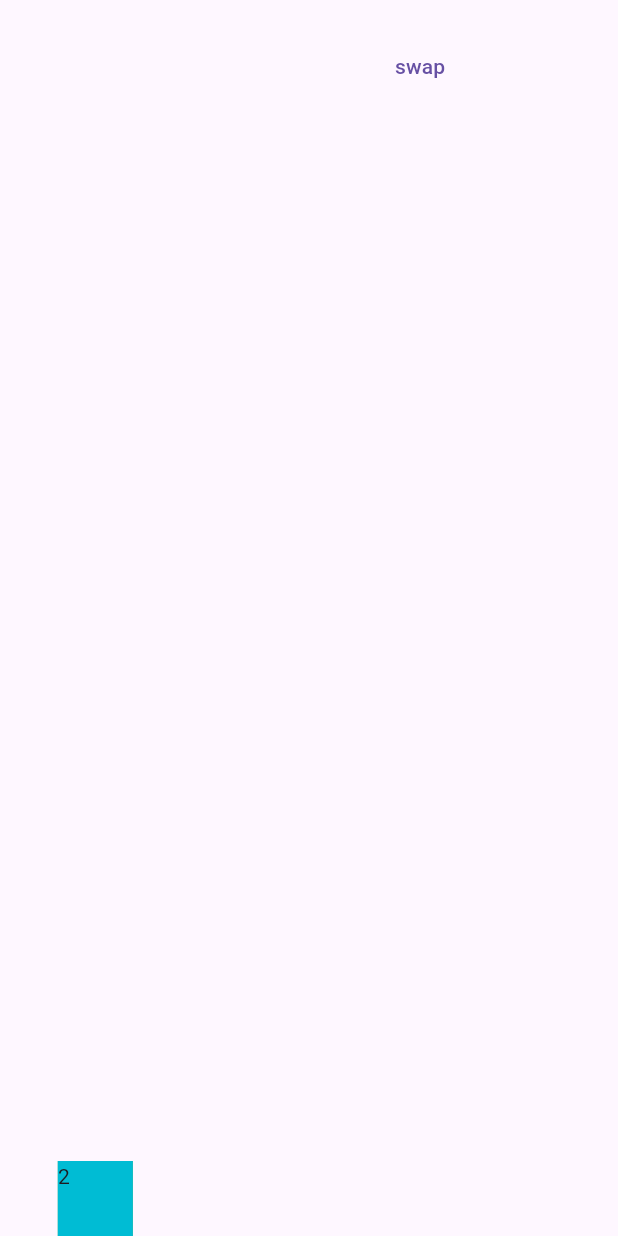
After one commit to LarzlRael/chemistry_app, a Flutter app: the AnimationTest screen opened by its route, on a phone screen of 412 x 824 dp. The commit adds this screen. Run offline on Flutter 3.47's test engine with Material 3 defaults, Android fonts, the phone set to English and light mode, and no system bars; our stand-ins replace flip_card, flutter_hooks, flutter_riverpod, font_awesome_flutter, go_router, google_fonts and 2 more.

Commit message:
Add new animation test page

```diff
--- a/lib/models/models.dart
+++ b/lib/models/models.dart
@@ -1,8 +1,3 @@
-import 'dart:math';
-
-import 'package:collection/collection.dart';
-import 'package:flutter/material.dart';
-import 'package:templat_project/data/periodic_table_data.dart';
 import 'package:templat_project/utils/utils.dart';
 
 part 'periodic_table_element_model.dart';
--- /dev/null
+++ b/lib/pages/animation_test.dart
@@ -0,0 +1,139 @@
+// ignore_for_file: public_member_api_docs, sort_constructors_first
+part of 'pages.dart';
+
+class GlobalKeySwap {
+  final GlobalKey key;
+  final double x;
+  final double y;
+  GlobalKeySwap({
+    required this.key,
+    required this.x,
+    required this.y,
+  });
+
+  GlobalKeySwap copyWith({
+    GlobalKey? key,
+    double? x,
+    double? y,
+  }) {
+    return GlobalKeySwap(
+      key: key ?? this.key,
+      x: x ?? this.x,
+      y: y ?? this.y,
+    );
+  }
+}
+
+class AnimationTest extends HookWidget {
+  const AnimationTest({super.key});
+  static const routeName = 'animation_test';
+  @override
+  Widget build(BuildContext context) {
+    final _containerKey = useState<GlobalKeySwap>(GlobalKeySwap(
+      key: GlobalKey(),
+      x: 0,
+      y: 0,
+    ));
+    final _containerKey2 = useState<GlobalKeySwap>(GlobalKeySwap(
+      key: GlobalKey(),
+      x: 0,
+      y: 0,
+    ));
+    ;
+    final swapped = useState<bool>(false);
+    void getScreenPosition(ValueNotifier<GlobalKeySwap> containerKey) {
+      if (containerKey.value.key.currentContext != null) {
+        RenderBox box = containerKey.value.key.currentContext!
+            .findRenderObject() as RenderBox;
+        Offset position =
+            box.localToGlobal(Offset.zero); //this is global position
+        containerKey.value = containerKey.value.copyWith(
+          x: position.dx,
+          y: position.dy,
+        );
+      }
+    }
+
+    useEffect(() {
+      WidgetsBinding.instance!.addPostFrameCallback((_) {
+        getScreenPosition(_containerKey);
+        getScreenPosition(_containerKey2);
+      });
+    }, [_containerKey.value]);
+
+    return Scaffold(
+      body: SizedBox.expand(
+        child: Stack(
+          children: [
+            Positioned(
+              bottom: 0,
+              left: swapped.value ? 0 : _containerKey2.value.x,
+              child: Container(
+                width: 50,
+                height: 50,
+                key: _containerKey.value.key,
+                color: Colors.green,
+                child: Text(
+                  "1",
+                ),
+              ),
+            ),
+            Positioned(
+              bottom: 0,
+              left: swapped.value ? 200 : _containerKey.value.x,
+              child: Container(
+                width: 50,
+                height: 50,
+                key: _containerKey2.value.key,
+                color: Colors.cyan,
+                child: Text(
+                  "2",
+                ),
+              ),
+            ),
+            /* Positioned(
+              top: 20,
+              left: swapped.value ? 100 : x.value,
+              child: Container(
+                width: 100,
+                height: 100,
+                color: Colors.blue,
+                child: Text('AnimationTest'),
+              ),
+            ),
+            Positioned(
+              top: 20,
+              left: swapped.value ? 0 : 100,
+              child: Container(
+                width: 100,
+                height: 100,
+                color: Colors.red,
+                child: Text('AnimationTest'),
+              ),
+            ),
+            Positioned(
+              top: 20,
+              right: 100,
+              child: TextButton(
+                onPressed: () {
+                  swapped.value = !swapped.value;
+                },
+                child: Text("swap"),
+              ),
+            ), */
+            Positioned(
+              top: 20,
+              right: 100,
+              child: TextButton(
+                onPressed: () {
+                  swapped.value = !swapped.value;
+                },
+                child: Text("swap"),
+              ),
+            )
+          ],
+        ),
+      ),
+    );
+  }
+}
--- a/lib/pages/games_page.dart
+++ b/lib/pages/games_page.dart
@@ -90,7 +90,7 @@ class CardFlipablePeriodicElement extends StatelessWidget {
         itemCount: allListPeriodic.length,
         itemBuilder: (_, index) {
           final compoundSeparate =
-              separarElementos(allListPeriodic[index].symbol);
+              splitStringIntoCharacters(allListPeriodic[index].symbol);
           final compound = allListPeriodic[index];
           return FlipCard(
             fill: Fill
--- a/lib/pages/home_page.dart
+++ b/lib/pages/home_page.dart
@@ -1,6 +1,7 @@
 part of 'pages.dart';
 
 class HomePage extends StatelessWidget {
+  static const routeName = '/';
   const HomePage({super.key});
   @override
   Widget build(BuildContext context) {
--- a/lib/pages/pages.dart
+++ b/lib/pages/pages.dart
@@ -24,3 +24,4 @@ part 'compounds/compounds_page.dart';
 part 'compounds/sales_neutras.dart';
 part 'compounds/compound_detail_page.dart';
 part 'compounds/compounds_by_type_page.dart';
+part 'animation_test.dart';
--- a/lib/router/app_router.dart
+++ b/lib/router/app_router.dart
@@ -9,7 +9,7 @@ final appRouter = GoRouter(
   routes: [
     ///* Primera pantalla
     GoRoute(
-      path: '/',
+      path: HomePage.routeName,
       builder: (context, state) => HomePage(),
     ),
     GoRoute(
@@ -20,6 +20,16 @@ final appRouter = GoRouter(
       path: '/elements_page',
       builder: (_, __) => const ElementsPage(),
     ),
+    GoRoute(
+      path: '/elements_page',
+      builder: (_, __) => const ElementsPage(),
+    ),
+
+    GoRoute(
+      path: '/animation_test',
+      builder: (_, __) => const AnimationTest(),
+    ),
+
     GoRoute(
       path: '/compounds_page',
       builder: (_, __) => const CompoundsPage(),
@@ -55,7 +65,8 @@ final appRouter = GoRouter(
       path: '/compounds_by_type_page/:type_compound',
       builder: (_, state) {
         return CompoundsByTypePage(
-          compoundType: state.params['type_compound']!,
+          compoundType:
+              getTypeCompoundFromString(state.params['type_compound']!),
         );
       },
     ),
--- a/lib/utils/utils.dart
+++ b/lib/utils/utils.dart
@@ -1,5 +1,6 @@
 import 'dart:developer';
 
+import 'package:flutter/material.dart';
 import 'package:templat_project/models/models.dart';
 
 import '../data/periodic_table_data.dart';
@@ -9,5 +10,6 @@ part 'search_utils.dart';
 part 'compound_utils.dart';
 part 'validations.dart';
 part 'compound_list_utils.dart';
+part 'global_key_utils.dart';
 part 'one_compound_by_type_utils.dart';
 part 'compounds_by_group_elements_utils.dart';
--- a/lib/widgets/text/formula_in_text.dart
+++ b/lib/widgets/text/formula_in_text.dart
@@ -13,7 +13,7 @@ class FormulaInText extends StatelessWidget {
 
   @override
   Widget build(BuildContext context) {
-    final compoundSeparate = separarElementos(compoundFormula);
+    final compoundSeparate = splitStringIntoCharacters(compoundFormula);
     return RichText(
       text: TextSpan(
         style: textStyle,
--- a/lib/widgets/widgets.dart
+++ b/lib/widgets/widgets.dart
@@ -5,10 +5,9 @@ import 'package:flip_card/flip_card.dart';
 import 'package:flutter/material.dart';
 import 'package:flutter_riverpod/flutter_riverpod.dart';
 import 'package:flutter_staggered_grid_view/flutter_staggered_grid_view.dart';
+import 'package:font_awesome_flutter/font_awesome_flutter.dart';
 import 'package:go_router/go_router.dart';
 import 'package:templat_project/data/periodic_table_data.dart';
-import 'package:templat_project/models/models.dart';
-import 'package:templat_project/models/models.dart';
 import 'package:templat_project/models/models.dart';
 import 'package:templat_project/utils/utils.dart';
 
@@ -24,3 +23,4 @@ part 'cards/elements_list_tile.dart';
 part 'cards/compound_list_tile.dart';
 part 'cards/card_detail_compound.dart';
 part 'cards/cards_elements_valences.dart';
+part 'instruccions/compound_instruction.dart';
```
Also changed, not shown: lib/data/elements_data.dart (+50 -15 lines), lib/models/compound_model.dart (+51 -7 lines), lib/pages/compounds/compounds_by_type_page.dart (+31 -46 lines), lib/pages/compounds/compounds_page.dart (+6 -5 lines), lib/utils/compound_utils.dart (+29 -17 lines), lib/utils/global_key_utils.dart (added, +15 -0 lines), lib/utils/one_compound_by_type_utils.dart (+20 -20 lines), lib/widgets/instruccions/compound_instruction.dart (added, +106 -0 lines).
